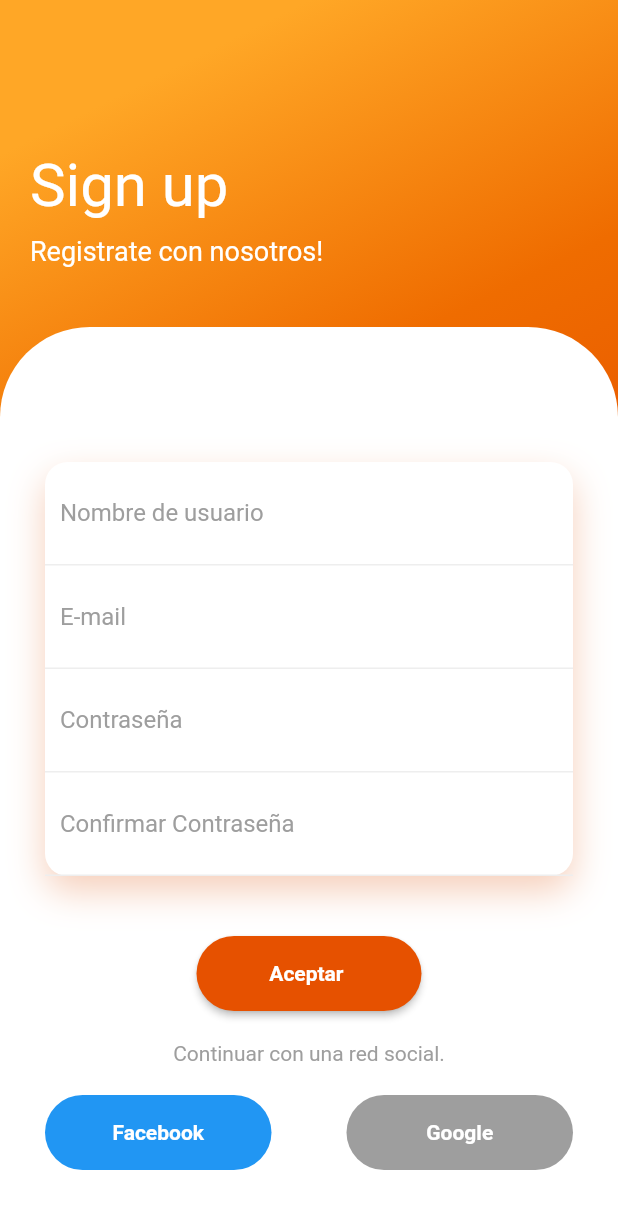
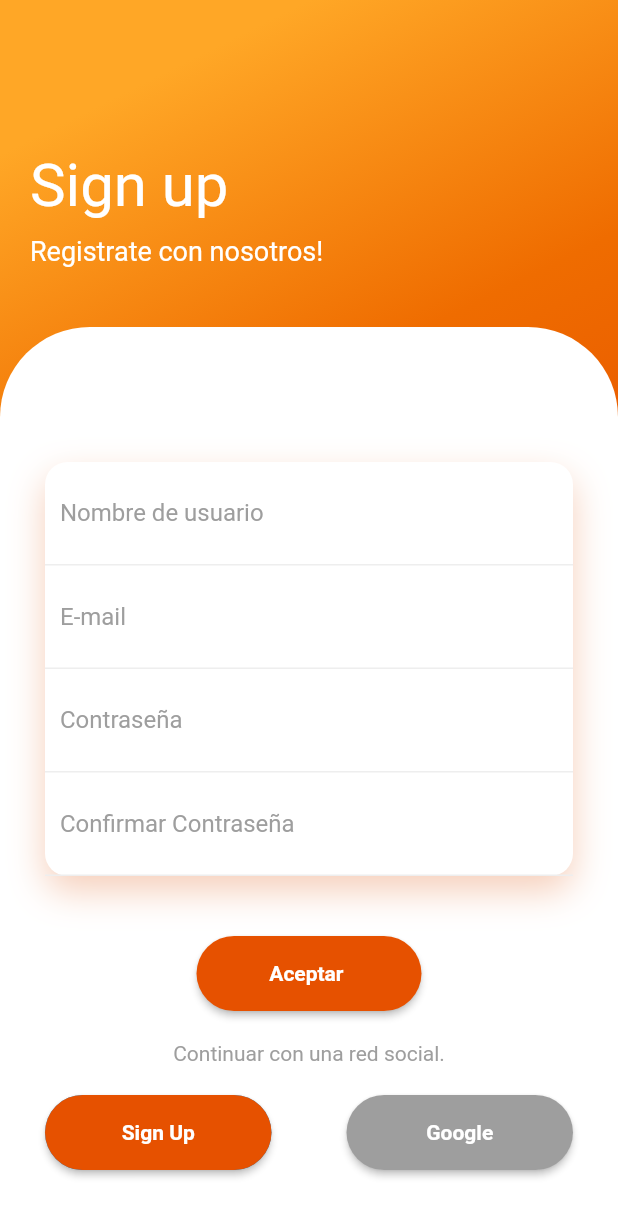
Before and after one commit to samtts14/PetsCare, a Flutter app: the SignIn screen opened directly, on a phone screen of 412 x 824 dp. Shown: the top 1217 px of the screen. Run offline on Flutter 3.47's test engine with Material 2 defaults, Android fonts, the phone set to English and light mode, and no system bars; our stand-ins replace carousel_pro, firebase_auth, simple_animations; accounts and stored records are empty.

Commit message:
cambio de codigo de las ramas

```diff
--- a/app_tesis/lib/screen/sign_in.dart
+++ b/app_tesis/lib/screen/sign_in.dart
@@ -136,7 +136,6 @@ class _SignInState extends State<SignIn> {
                           borderRadius: new BorderRadius.circular(50),
                           //side: BorderSide(color: Colors.red)
                           ),
-
                           color: Colors.orange[900],//color del boton
                           child: Text("Aceptar ", style: TextStyle(color: Colors.white, fontWeight: FontWeight.bold),),
                           onPressed: () async{//config boton sign in anon
@@ -162,8 +161,17 @@ class _SignInState extends State<SignIn> {
                                 borderRadius: BorderRadius.circular(50),
                                 color: Colors.blue
                               ),
-                              child: Center(
-                                child: Text("Facebook", style: TextStyle(color: Colors.white, fontWeight: FontWeight.bold),),
+                              width: 150,
+                              child: RaisedButton(
+                                 shape: RoundedRectangleBorder(// bordes
+                                 borderRadius: new BorderRadius.circular(50),
+                                 //side: BorderSide(color: Colors.red)
+                                  ),
+                                  color: Colors.orange[900],
+                                  child: Text("Sign Up", style: TextStyle(color: Colors.white, fontWeight: FontWeight.bold),),
+                                  onPressed: () async{
+
+                                },
                               ),
                             )),
                           ),
@@ -173,10 +181,19 @@ class _SignInState extends State<SignIn> {
                               height: 50,
                               decoration: BoxDecoration(
                                 borderRadius: BorderRadius.circular(50),
-                                color: Colors.grey
+
                               ),
-                              child: Center(
+                              width: 150,
+                              child: RaisedButton(
+                                shape: RoundedRectangleBorder(// bordes
+                                borderRadius: new BorderRadius.circular(50),
+                                 //side: BorderSide(color: Colors.red)
+                                  ),
+                                color: Colors.grey,
                                 child: Text("Google", style: TextStyle(color: Colors.white, fontWeight: FontWeight.bold),),
+                                onPressed: () async{
+
+                                },
                               ),
                             )),
                           )
```
